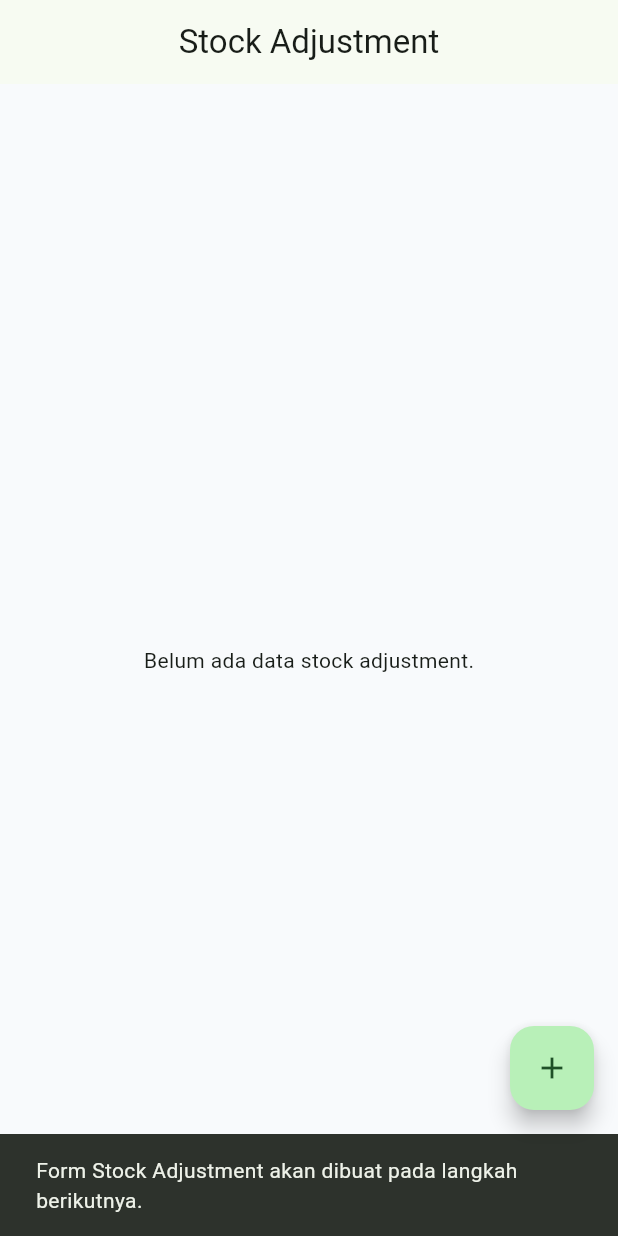
After one commit to garukiri99-ux/hafsh_business_suite, a Flutter app: the StockAdjustmentPage screen opened by its route, after a tap on the "add" icon, on a phone screen of 412 x 824 dp. The commit adds this screen. Run offline on Flutter 3.47's test engine with Material 3 defaults, Android fonts, the phone set to English and light mode, and no system bars; our stand-ins replace cloud_firestore, equatable, firebase_auth, firebase_core, flutter_riverpod, go_router and 1 more; missing offline and left inert: print_bluetooth_thermal; accounts and stored records are empty.

Commit message:
feat(inventory): complete inventory management foundation

```diff
--- a/lib/core/router/app_router.dart
+++ b/lib/core/router/app_router.dart
@@ -1,6 +1,7 @@
 import 'package:go_router/go_router.dart';
 
 import '../../features/auth/presentation/pages/login_page.dart';
+import '../../features/category/presentation/pages/category_page.dart';
 import '../../features/checkout/presentation/pages/checkout_page.dart';
 import '../../features/dashboard/presentation/pages/dashboard_page.dart';
 import '../../features/inventory/presentation/pages/inventory_page.dart';
@@ -9,6 +10,8 @@ import '../../features/pos/presentation/pages/pos_dashboard_page.dart';
 import '../../features/printer/presentation/pages/printer_page.dart';
 import '../../features/product/presentation/pages/product_page.dart';
 import '../../features/splash/splash_page.dart';
+import '../../features/stock_adjustment/presentation/pages/stock_adjustment_page.dart';
+import '../../features/supplier/presentation/pages/supplier_page.dart';
 import '../../features/transaction/presentation/pages/transaction_history_page.dart';
 
 final appRouter = GoRouter(
@@ -66,6 +69,24 @@ final appRouter = GoRouter(
           const ProductPage(),
     ),
 
+    GoRoute(
+      path: '/categories',
+      builder: (context, state) =>
+          const CategoryPage(),
+    ),
+
+    GoRoute(
+      path: '/suppliers',
+      builder: (context, state) =>
+          const SupplierPage(),
+    ),
+
+    GoRoute(
+      path: '/stock-adjustments',
+      builder: (context, state) =>
+          const StockAdjustmentPage(),
+    ),
+
     // ==========================
     // Utilities
     // ==========================
--- a/lib/features/category/providers/category_provider.dart
+++ b/lib/features/category/providers/category_provider.dart
@@ -2,6 +2,7 @@ import 'package:flutter_riverpod/flutter_riverpod.dart';
 
 import '../data/datasources/category_firestore_datasource.dart';
 import '../data/repositories/category_repository_impl.dart';
+import '../domain/entities/category.dart';
 import '../domain/repositories/category_repository.dart';
 import '../presentation/controllers/category_controller.dart';
 
@@ -17,6 +18,6 @@ final categoryRepositoryProvider = Provider<CategoryRepository>(
 );
 
 final categoryControllerProvider =
-    StreamNotifierProvider<CategoryController, List>(
+    StreamNotifierProvider<CategoryController, List<Category>>(
   CategoryController.new,
 );
--- a/lib/features/stock_adjustment/data/datasources/stock_adjustment_firestore_datasource.dart
+++ b/lib/features/stock_adjustment/data/datasources/stock_adjustment_firestore_datasource.dart
@@ -70,6 +70,14 @@ class StockAdjustmentFirestoreDatasource {
         .set(adjustment);
   }
 
+  Future<void> updateAdjustment(
+    StockAdjustmentModel adjustment,
+  ) async {
+    await _collection
+        .doc(adjustment.id)
+        .update(adjustment.toJson());
+  }
+
   Future<void> deleteAdjustment(
     String id,
   ) async {
--- a/lib/features/stock_adjustment/data/repositories/stock_adjustment_repository_impl.dart
+++ b/lib/features/stock_adjustment/data/repositories/stock_adjustment_repository_impl.dart
@@ -51,6 +51,17 @@ class StockAdjustmentRepositoryImpl
   }
 
   @override
+  Future<void> updateAdjustment(
+    StockAdjustment adjustment,
+  ) async {
+    await _datasource.updateAdjustment(
+      StockAdjustmentModel.fromEntity(
+        adjustment,
+      ),
+    );
+  }
+
+  @override
   Future<void> deleteAdjustment(
     String id,
   ) async {
--- a/lib/features/stock_adjustment/domain/repositories/stock_adjustment_repository.dart
+++ b/lib/features/stock_adjustment/domain/repositories/stock_adjustment_repository.dart
@@ -1,22 +1,33 @@
 import '../entities/stock_adjustment.dart';
 
 abstract interface class StockAdjustmentRepository {
+  /// Seluruh riwayat adjustment.
   Stream<List<StockAdjustment>> watchAdjustments();
 
+  /// Riwayat adjustment berdasarkan produk.
   Stream<List<StockAdjustment>> watchAdjustmentsByProduct(
     String productId,
   );
 
+  /// Mengambil seluruh adjustment.
   Future<List<StockAdjustment>> getAdjustments();
 
+  /// Mengambil adjustment berdasarkan ID.
   Future<StockAdjustment?> getAdjustmentById(
     String id,
   );
 
+  /// Menambahkan adjustment baru.
   Future<void> addAdjustment(
     StockAdjustment adjustment,
   );
 
+  /// Memperbarui adjustment.
+  Future<void> updateAdjustment(
+    StockAdjustment adjustment,
+  );
+
+  /// Menghapus adjustment.
   Future<void> deleteAdjustment(
     String id,
   );
--- a/lib/features/stock_adjustment/presentation/controllers/stock_adjustment_controller.dart
+++ b/lib/features/stock_adjustment/presentation/controllers/stock_adjustment_controller.dart
@@ -23,6 +23,12 @@ class StockAdjustmentController
     await _repository.addAdjustment(adjustment);
   }
 
+  Future<void> updateAdjustment(
+    StockAdjustment adjustment,
+  ) async {
+    await _repository.updateAdjustment(adjustment);
+  }
+
   Future<void> deleteAdjustment(
     String id,
   ) async {
--- /dev/null
+++ b/lib/features/stock_adjustment/presentation/pages/stock_adjustment_page.dart
@@ -0,0 +1,91 @@
+import 'package:flutter/material.dart';
+import 'package:flutter_riverpod/flutter_riverpod.dart';
+
+import '../../providers/stock_adjustment_provider.dart';
+
+class StockAdjustmentPage extends ConsumerWidget {
+  const StockAdjustmentPage({super.key});
+
+  @override
+  Widget build(BuildContext context, WidgetRef ref) {
+    final adjustments = ref.watch(
+      stockAdjustmentControllerProvider,
+    );
+
+    return Scaffold(
+      appBar: AppBar(
+        title: const Text('Stock Adjustment'),
+      ),
+      body: adjustments.when(
+        loading: () => const Center(
+          child: CircularProgressIndicator(),
+        ),
+        error: (error, stackTrace) => Center(
+          child: Padding(
+            padding: const EdgeInsets.all(16),
+            child: Text(
+              'Terjadi kesalahan.\n$error',
+              textAlign: TextAlign.center,
+            ),
+          ),
+        ),
+        data: (items) {
+          if (items.isEmpty) {
+            return const Center(
+              child: Text(
+                'Belum ada data stock adjustment.',
+              ),
+            );
+          }
+
+          return ListView.separated(
+            padding: const EdgeInsets.all(16),
+            itemCount: items.length,
+            separatorBuilder: (context, index) =>
+                const SizedBox(height: 12),
+            itemBuilder: (context, index) {
+              final item = items[index];
+
+              return Card(
+                child: ListTile(
+                  leading: CircleAvatar(
+                    child: Text(
+                      item.isStockIn ? '+' : '-',
+                    ),
+                  ),
+                  title: Text(item.productName),
+                  subtitle: Column(
+                    crossAxisAlignment:
+                        CrossAxisAlignment.start,
+                    mainAxisSize: MainAxisSize.min,
+                    children: [
+                      Text(
+                        '${item.type.name.toUpperCase()} • Qty ${item.quantity}',
+                      ),
+                      Text(item.reason.name),
+                    ],
+                  ),
+                  trailing: Text(
+                    item.stockAfter.toString(),
+                  ),
+                ),
+              );
+            },
+          );
+        },
+      ),
+      floatingActionButton: FloatingActionButton(
+        onPressed: () {
+          ScaffoldMessenger.of(context).showSnackBar(
+            const SnackBar(
+              content: Text(
+                'Form Stock Adjustment akan dibuat pada langkah berikutnya.',
+              ),
+            ),
+          );
+        },
+        child: const Icon(Icons.add),
+      ),
+    );
+  }
+}
--- /dev/null
+++ b/lib/features/stock_adjustment/presentation/routes/stock_adjustment_routes.dart
@@ -0,0 +1,14 @@
+import 'package:flutter/material.dart';
+
+import '../pages/stock_adjustment_form_page.dart';
+import '../pages/stock_adjustment_page.dart';
+
+class StockAdjustmentRoutes {
+  static const String list = '/stock-adjustments';
+  static const String create = '/stock-adjustments/create';
+
+  static Map<String, WidgetBuilder> get routes => {
+        list: (_) => const StockAdjustmentPage(),
+        create: (_) => const StockAdjustmentFormPage(),
+      };
+}
```
Also changed, not shown: lib/features/stock_adjustment/data/models/stock_adjustment_model.dart (+21 -0 lines), lib/features/stock_adjustment/domain/entities/stock_adjustment.dart (+57 -28 lines), lib/features/stock_adjustment/presentation/pages/stock_adjustment_form_page.dart (added, +26 -0 lines), lib/features/supplier/providers/supplier_provider.dart (+6 -2 lines), lib/features/stock_adjustment/presentation/pages/stock_adjustment_history_page.dart (deleted).
